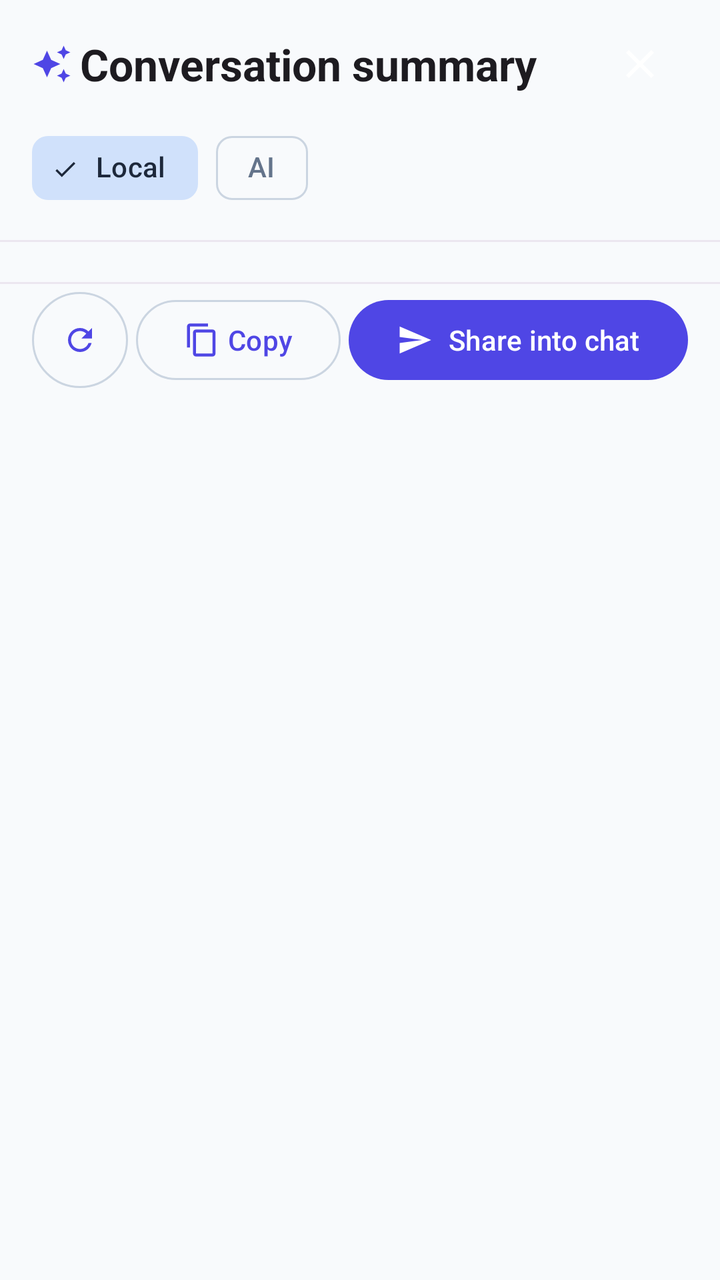
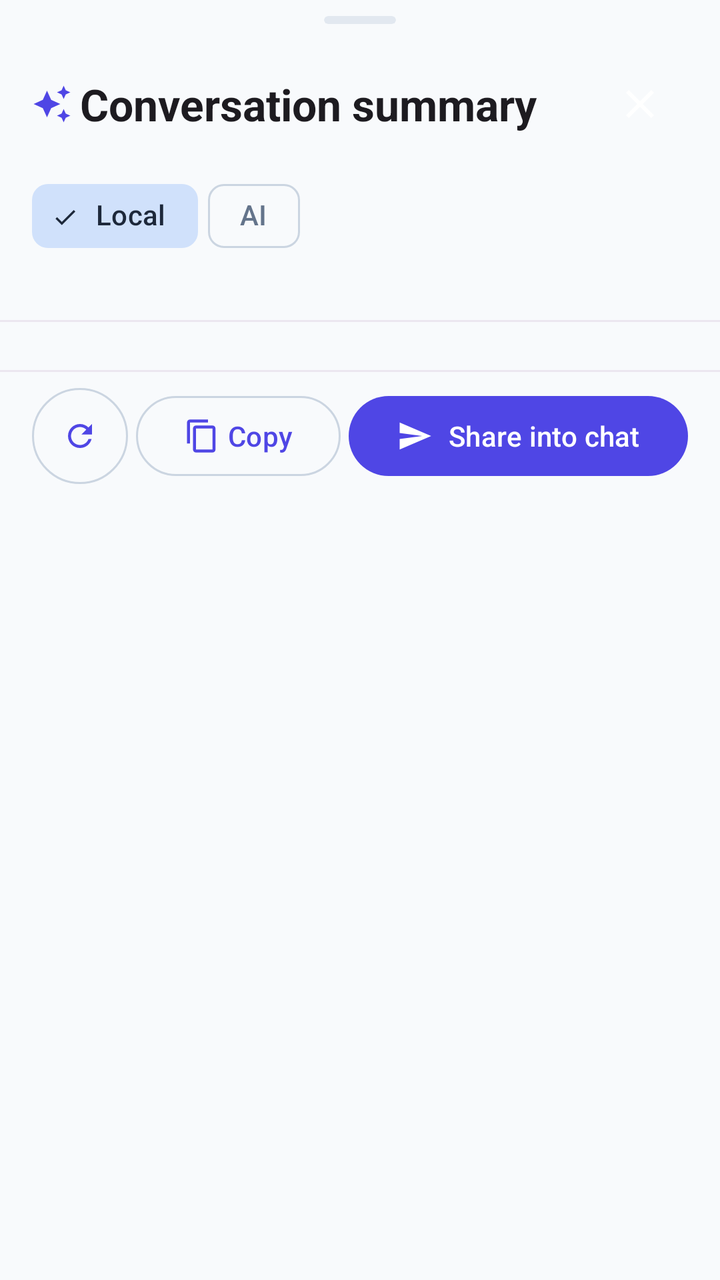

Compare the two renders of this Android layout. The source of the first and the diff that turns it into the second are given below.
<!-- AndroidManifest.xml: application theme Theme.NexaChat -->
<!-- res/layout/bottom_sheet_summary.xml -->
<?xml version="1.0" encoding="utf-8"?>
<androidx.core.widget.NestedScrollView xmlns:android="http://schemas.android.com/apk/res/android"
    xmlns:app="http://schemas.android.com/apk/res-auto"
    android:id="@+id/summarySheetScroll"
    android:layout_width="match_parent"
    android:layout_height="wrap_content"
    android:fillViewport="true">

    <LinearLayout
        android:id="@+id/summarySheetRoot"
        android:layout_width="match_parent"
        android:layout_height="wrap_content"
        android:orientation="vertical"
        android:paddingBottom="@dimen/space_lg">

        <LinearLayout
            android:layout_width="match_parent"
            android:layout_height="wrap_content"
            android:gravity="center_vertical"
            android:orientation="horizontal"
            android:paddingHorizontal="@dimen/space_md"
            android:paddingTop="@dimen/space_sm">

            <LinearLayout
                android:layout_width="0dp"
                android:layout_height="wrap_content"
                android:layout_weight="1"
                android:orientation="vertical">

                <LinearLayout
                    android:layout_width="match_parent"
                    android:layout_height="wrap_content"
                    android:gravity="center_vertical"
                    android:orientation="horizontal">

                    <ImageView
                        android:layout_width="20dp"
                        android:layout_height="20dp"
                        android:contentDescription="@null"
                        android:src="@drawable/ic_auto_awesome"
                        app:tint="?attr/colorPrimary" />

                    <TextView
                        android:id="@+id/summaryTitle"
                        android:layout_width="wrap_content"
                        android:layout_height="wrap_content"
                        android:layout_marginStart="@dimen/space_xs"
                        android:text="@string/summary_title"
                        android:textAppearance="?attr/textAppearanceTitleLarge"
                        android:textStyle="bold" />
                </LinearLayout>

                <TextView
                    android:id="@+id/summaryBadgeAi"
                    android:layout_width="wrap_content"
                    android:layout_height="wrap_content"
                    android:layout_marginTop="4dp"
                    android:paddingHorizontal="6dp"
                    android:paddingVertical="2dp"
                    android:text="@string/summary_badge_ai"
                    android:textAppearance="?attr/textAppearanceLabelSmall"
                    android:textStyle="bold"
                    android:visibility="gone" />

                <TextView
                    android:id="@+id/summaryBadgeLocal"
                    android:layout_width="wrap_content"
                    android:layout_height="wrap_content"
                    android:layout_marginTop="4dp"
                    android:drawableStart="@drawable/ic_lock"
                    android:drawablePadding="4dp"
                    android:paddingHorizontal="6dp"
                    android:paddingVertical="2dp"
                    android:text="@string/summary_badge_local"
                    android:textAppearance="?attr/textAppearanceLabelSmall"
                    android:visibility="gone" />
            </LinearLayout>

            <ImageButton
                android:id="@+id/summaryClose"
                android:layout_width="@dimen/min_touch_target"
                android:layout_height="@dimen/min_touch_target"
                android:background="?attr/selectableItemBackgroundBorderless"
                android:contentDescription="@string/cd_summary_close"
                android:src="@drawable/ic_close" />
        </LinearLayout>

        <com.google.android.material.chip.ChipGroup
            android:id="@+id/summaryModeChips"
            android:layout_width="match_parent"
            android:layout_height="wrap_content"
            android:paddingHorizontal="@dimen/space_md"
            android:paddingTop="@dimen/space_xs"
            app:singleSelection="true"
            app:selectionRequired="true">

            <com.google.android.material.chip.Chip
                android:id="@+id/summaryModeLocal"
                style="@style/Widget.Material3.Chip.Filter"
                android:layout_width="wrap_content"
                android:layout_height="wrap_content"
                android:checked="true"
                android:text="@string/summary_badge_local" />

            <com.google.android.material.chip.Chip
                android:id="@+id/summaryModeAi"
                style="@style/Widget.Material3.Chip.Filter"
                android:layout_width="wrap_content"
                android:layout_height="wrap_content"
                android:text="@string/summary_badge_ai" />
        </com.google.android.material.chip.ChipGroup>

        <LinearLayout
            android:id="@+id/summaryConsentCard"
            android:layout_width="match_parent"
            android:layout_height="wrap_content"
            android:layout_marginHorizontal="@dimen/space_md"
            android:layout_marginTop="@dimen/space_xs"
            android:background="?attr/colorSurfaceContainerLow"
            android:orientation="vertical"
            android:padding="@dimen/space_md"
            android:visibility="gone">

            <TextView
                android:layout_width="match_parent"
                android:layout_height="wrap_content"
                android:text="@string/dialog_ai_consent_title"
                android:textAppearance="?attr/textAppearanceTitleSmall"
                android:textStyle="bold" />

            <TextView
                android:layout_width="match_parent"
                android:layout_height="wrap_content"
                android:layout_marginTop="@dimen/space_xs"
                android:text="@string/dialog_ai_consent_message"
                android:textAppearance="?attr/textAppearanceBodySmall" />

            <LinearLayout
                android:layout_width="match_parent"
                android:layout_height="wrap_content"
                android:layout_marginTop="@dimen/space_sm"
                android:gravity="end"
                android:orientation="horizontal">

                <com.google.android.material.button.MaterialButton
                    android:id="@+id/summaryConsentDismiss"
                    style="?attr/materialButtonOutlinedStyle"
                    android:layout_width="wrap_content"
                    android:layout_height="wrap_content"
                    android:text="@string/dialog_ai_consent_dismiss" />

                <com.google.android.material.button.MaterialButton
                    android:id="@+id/summaryConsentConfirm"
                    android:layout_width="wrap_content"
                    android:layout_height="wrap_content"
                    android:text="@string/dialog_ai_consent_confirm" />
            </LinearLayout>
        </LinearLayout>

        <HorizontalScrollView
            android:layout_width="match_parent"
            android:layout_height="wrap_content"
            android:paddingHorizontal="@dimen/space_md"
            android:paddingVertical="@dimen/space_xs"
            android:scrollbars="none">

            <com.google.android.material.chip.ChipGroup
                android:id="@+id/summaryScopeChips"
                android:layout_width="wrap_content"
                android:layout_height="wrap_content"
                app:singleSelection="true"
                app:selectionRequired="true" />
        </HorizontalScrollView>

        <View
            android:layout_width="match_parent"
            android:layout_height="1dp"
            android:layout_marginVertical="@dimen/space_xs"
            android:background="?attr/colorSurfaceContainerHigh" />

        <include
            android:id="@+id/summarySkeleton"
            layout="@layout/include_summary_skeleton"
            android:visibility="gone" />

        <include
            android:id="@+id/summaryError"
            layout="@layout/include_summary_error"
            android:visibility="gone" />

        <LinearLayout
            android:id="@+id/summaryContent"
            android:layout_width="match_parent"
            android:layout_height="wrap_content"
            android:orientation="vertical"
            android:paddingHorizontal="@dimen/space_md"
            android:visibility="gone" />

        <View
            android:layout_width="match_parent"
            android:layout_height="1dp"
            android:layout_marginTop="@dimen/space_md"
            android:layout_marginBottom="@dimen/space_xs"
            android:background="?attr/colorSurfaceContainerHigh" />

        <LinearLayout
            android:layout_width="match_parent"
            android:layout_height="wrap_content"
            android:gravity="center_vertical"
            android:orientation="horizontal"
            android:paddingHorizontal="@dimen/space_md">

            <com.google.android.material.button.MaterialButton
                android:id="@+id/summaryRegenerate"
                style="?attr/materialButtonOutlinedStyle"
                android:layout_width="@dimen/min_touch_target"
                android:layout_height="@dimen/min_touch_target"
                android:contentDescription="@string/summary_action_regenerate"
                android:insetTop="0dp"
                android:insetBottom="0dp"
                app:icon="@drawable/ic_refresh"
                app:iconGravity="textStart"
                app:iconPadding="0dp" />

            <com.google.android.material.button.MaterialButton
                android:id="@+id/summaryCopy"
                style="?attr/materialButtonOutlinedStyle"
                android:layout_width="wrap_content"
                android:layout_height="wrap_content"
                android:layout_marginStart="@dimen/space_xs"
                android:text="@string/summary_action_copy"
                app:icon="@drawable/ic_content_copy"
                app:iconGravity="textStart" />

            <com.google.android.material.button.MaterialButton
                android:id="@+id/summaryShare"
                android:layout_width="0dp"
                android:layout_height="wrap_content"
                android:layout_marginStart="@dimen/space_xs"
                android:layout_weight="1"
                android:text="@string/summary_action_share"
                app:icon="@drawable/ic_send"
                app:iconGravity="textStart" />
        </LinearLayout>
    </LinearLayout>
</androidx.core.widget.NestedScrollView>
<!-- res/layout/include_summary_skeleton.xml (included above) -->
<?xml version="1.0" encoding="utf-8"?>
<LinearLayout xmlns:android="http://schemas.android.com/apk/res/android"
    android:layout_width="match_parent"
    android:layout_height="wrap_content"
    android:contentDescription="@string/summary_loading_content_desc"
    android:importantForAccessibility="yes"
    android:orientation="vertical"
    android:padding="@dimen/space_md">

    <View
        android:layout_width="match_parent"
        android:layout_height="72dp"
        android:background="?attr/colorSurfaceContainerHigh" />

    <View
        android:layout_width="120dp"
        android:layout_height="18dp"
        android:layout_marginTop="20dp"
        android:background="?attr/colorSurfaceContainerHigh" />

    <View
        android:layout_width="match_parent"
        android:layout_height="14dp"
        android:layout_marginTop="10dp"
        android:background="?attr/colorSurfaceContainerHigh" />

    <View
        android:layout_width="match_parent"
        android:layout_height="14dp"
        android:layout_marginTop="8dp"
        android:background="?attr/colorSurfaceContainerHigh" />

    <com.google.android.material.progressindicator.LinearProgressIndicator
        android:id="@+id/summarySkeletonBar"
        android:layout_width="match_parent"
        android:layout_height="wrap_content"
        android:layout_marginTop="@dimen/space_sm"
        android:indeterminate="true" />
</LinearLayout>
<!-- res/layout/include_summary_error.xml (included above) -->
<?xml version="1.0" encoding="utf-8"?>
<LinearLayout xmlns:android="http://schemas.android.com/apk/res/android"
    xmlns:app="http://schemas.android.com/apk/res-auto"
    android:layout_width="match_parent"
    android:layout_height="wrap_content"
    android:gravity="center"
    android:orientation="vertical"
    android:padding="@dimen/space_lg">

    <ImageView
        android:id="@+id/summaryErrorIcon"
        android:layout_width="40dp"
        android:layout_height="40dp"
        android:contentDescription="@null"
        android:src="@drawable/ic_error_outline" />

    <TextView
        android:id="@+id/summaryErrorText"
        android:layout_width="wrap_content"
        android:layout_height="wrap_content"
        android:layout_marginTop="@dimen/space_sm"
        android:gravity="center"
        android:textAppearance="?attr/textAppearanceTitleMedium"
        android:textStyle="bold" />

    <TextView
        android:id="@+id/summaryErrorDesc"
        android:layout_width="wrap_content"
        android:layout_height="wrap_content"
        android:layout_marginTop="@dimen/space_xs"
        android:gravity="center"
        android:textAppearance="?attr/textAppearanceBodySmall"
        android:visibility="gone" />

    <com.google.android.material.button.MaterialButton
        android:id="@+id/summaryRetry"
        android:layout_width="wrap_content"
        android:layout_height="wrap_content"
        android:layout_marginTop="@dimen/space_md"
        android:minHeight="@dimen/min_touch_target"
        android:text="@string/summary_action_retry"
        android:visibility="gone"
        app:icon="@drawable/ic_refresh" />
</LinearLayout>
<!-- resources referenced by this layout -->
<resources>
  <dimen name="min_touch_target">48dp</dimen>
  <dimen name="space_lg">24dp</dimen>
  <dimen name="space_md">16dp</dimen>
  <dimen name="space_sm">8dp</dimen>
  <dimen name="space_xs">4dp</dimen>
  <string name="cd_summary_close">Close summary</string>
  <string name="dialog_ai_consent_confirm">Agree</string>
  <string name="dialog_ai_consent_dismiss">Cancel</string>
  <string name="dialog_ai_consent_message">When enabled, message text is anonymized and sensitive information is redacted before being sent to an external AI service. Do you want to enable this?</string>
  <string name="dialog_ai_consent_title">Enable AI summaries?</string>
  <string name="summary_action_copy">Copy</string>
  <string name="summary_action_regenerate">Regenerate</string>
  <string name="summary_action_retry">Retry</string>
  <string name="summary_action_share">Share into chat</string>
  <string name="summary_badge_ai">AI</string>
  <string name="summary_badge_local">Local</string>
  <string name="summary_loading_content_desc">Generating summary…</string>
  <string name="summary_title">Conversation summary</string>
  <style name="Theme.NexaChat" parent="Theme.NexaChat.Views" />
  <color name="colorPrimary">@color/brand_indigo</color>
  <color name="colorOnPrimary">#FFFFFFFF</color>
  <color name="colorPrimaryContainer">@color/brand_indigo_container</color>
  <color name="colorOnPrimaryContainer">@color/brand_on_indigo_container</color>
  <color name="colorSecondary">@color/slate_secondary</color>
  <color name="colorOnSecondary">#FFFFFFFF</color>
  <color name="colorSecondaryContainer">@color/slate_secondary_container</color>
  <color name="colorOnSecondaryContainer">@color/slate_on_secondary_container</color>
  <color name="colorTertiary">@color/tertiary_sky</color>
  <color name="colorOnTertiary">#FFFFFFFF</color>
  <color name="colorTertiaryContainer">@color/tertiary_sky_container</color>
  <color name="colorOnTertiaryContainer">@color/tertiary_on_sky_container</color>
  <color name="colorError">@color/error_red</color>
  <color name="colorOnError">#FFFFFFFF</color>
  <color name="colorErrorContainer">@color/error_container_light</color>
  <color name="colorOnErrorContainer">@color/on_error_container_light</color>
  <color name="colorBackground">@color/background_light</color>
  <color name="colorOnBackground">@color/text_primary_light</color>
  <color name="colorSurface">@color/surface_light</color>
  <color name="colorOnSurface">@color/text_primary_light</color>
  <color name="colorSurfaceVariant">@color/surface_variant_light</color>
  <color name="colorOnSurfaceVariant">@color/text_secondary_light</color>
  <color name="colorOutline">@color/slate_border</color>
  <color name="colorOutlineVariant">@color/slate_divider</color>
  <style name="TextAppearance.NexaChat.BodySmall" parent="TextAppearance.Material3.BodySmall" />
  <color name="brand_indigo">#FF4F46E5</color>
  <color name="brand_indigo_container">#FFE0E7FF</color>
  <color name="brand_on_indigo_container">#FF1E1B4B</color>
  <color name="slate_secondary">#FF505F76</color>
  <color name="slate_secondary_container">#FFD0E1FB</color>
  <color name="slate_on_secondary_container">#FF1D283A</color>
  <color name="tertiary_sky">#FF0EA5E9</color>
  <color name="tertiary_sky_container">#FFBAE6FD</color>
  <color name="tertiary_on_sky_container">#FF0369A1</color>
  <color name="error_red">#FFBA1A1A</color>
  <color name="error_container_light">#FFFFDAD6</color>
  <color name="on_error_container_light">#FF93000A</color>
  <color name="background_light">#FFF8FAFC</color>
  <color name="text_primary_light">#FF0F172A</color>
  <color name="surface_light">#FFF8FAFC</color>
  <color name="surface_variant_light">#FFE0E3E5</color>
  <color name="text_secondary_light">#FF64748B</color>
  <color name="slate_border">#FFCBD5E1</color>
  <color name="slate_divider">#FFE2E8F0</color>
  <dimen name="corner_sm">8dp</dimen>
  <dimen name="corner_md">12dp</dimen>
  <dimen name="corner_lg">16dp</dimen>
  <!-- unchanged entries left out for length: 23 -->
</resources>

<!-- the commit's change to res/layout/bottom_sheet_summary.xml (unified diff, before → after) -->
@@ -12,6 +12,18 @@
         android:layout_height="wrap_content"
         android:orientation="vertical"
         android:paddingBottom="@dimen/space_lg">
+
+        <com.google.android.material.card.MaterialCardView
+            android:layout_width="36dp"
+            android:layout_height="4dp"
+            android:layout_gravity="center_horizontal"
+            android:layout_marginTop="8dp"
+            android:layout_marginBottom="8dp"
+            android:importantForAccessibility="no"
+            app:cardBackgroundColor="?attr/colorOutlineVariant"
+            app:cardCornerRadius="2dp"
+            app:cardElevation="0dp"
+            app:strokeWidth="0dp" />
 
         <LinearLayout
             android:layout_width="match_parent"
@@ -90,7 +102,9 @@
             android:layout_width="match_parent"
             android:layout_height="wrap_content"
             android:paddingHorizontal="@dimen/space_md"
-            android:paddingTop="@dimen/space_xs"
+            android:paddingTop="@dimen/space_sm"
+            android:paddingBottom="@dimen/space_xs"
+            app:chipSpacingHorizontal="@dimen/space_xs"
             app:singleSelection="true"
             app:selectionRequired="true">
 
@@ -160,14 +174,16 @@
         <HorizontalScrollView
             android:layout_width="match_parent"
             android:layout_height="wrap_content"
+            android:layout_marginTop="@dimen/space_xs"
             android:paddingHorizontal="@dimen/space_md"
-            android:paddingVertical="@dimen/space_xs"
+            android:paddingVertical="@dimen/space_sm"
             android:scrollbars="none">
 
             <com.google.android.material.chip.ChipGroup
                 android:id="@+id/summaryScopeChips"
                 android:layout_width="wrap_content"
                 android:layout_height="wrap_content"
+                app:chipSpacingHorizontal="@dimen/space_xs"
                 app:singleSelection="true"
                 app:selectionRequired="true" />
         </HorizontalScrollView>
@@ -175,7 +191,8 @@
         <View
             android:layout_width="match_parent"
             android:layout_height="1dp"
-            android:layout_marginVertical="@dimen/space_xs"
+            android:layout_marginTop="@dimen/space_xs"
+            android:layout_marginBottom="@dimen/space_sm"
             android:background="?attr/colorSurfaceContainerHigh" />
 
         <include
@@ -194,13 +211,14 @@
             android:layout_height="wrap_content"
             android:orientation="vertical"
             android:paddingHorizontal="@dimen/space_md"
+            android:paddingVertical="@dimen/space_sm"
             android:visibility="gone" />
 
         <View
             android:layout_width="match_parent"
             android:layout_height="1dp"
             android:layout_marginTop="@dimen/space_md"
-            android:layout_marginBottom="@dimen/space_xs"
+            android:layout_marginBottom="@dimen/space_sm"
             android:background="?attr/colorSurfaceContainerHigh" />
 
         <LinearLayout
